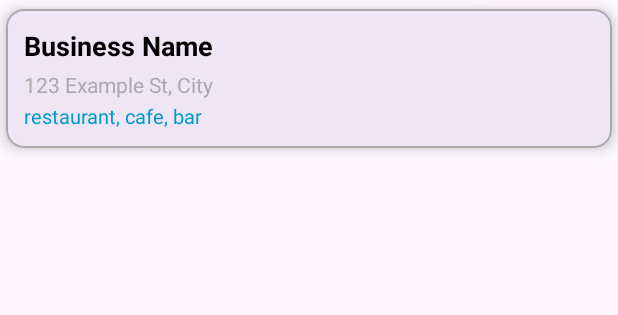
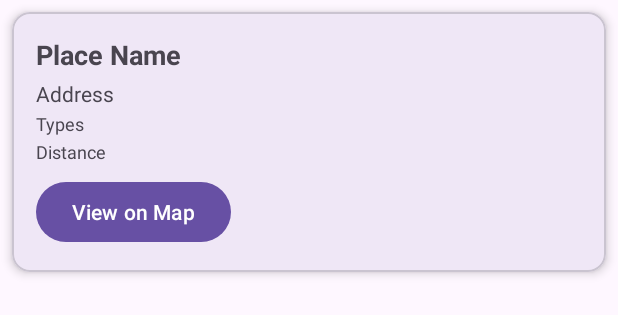
Before and after one commit to ST10394807/CureMyBordem, an Android app: the layout item_place.xml on its own in the app's theme, with its tools: preview values and no code run, on a phone screen of 412 x 824 dp. Shown: the top 315 px of the screen. Run offline under Robolectric (Android 15) with nearby library versions, the phone set to English and light mode, and no system bars.

Commit message:
Upgrading results UI, with nav button

```diff
--- a/app/src/main/res/layout/item_place.xml
+++ b/app/src/main/res/layout/item_place.xml
@@ -3,47 +3,59 @@
     xmlns:app="http://schemas.android.com/apk/res-auto"
     android:layout_width="match_parent"
     android:layout_height="wrap_content"
-    android:layout_marginVertical="6dp"
-    android:layout_marginHorizontal="4dp"
-    android:clickable="true"
-    android:focusable="true"
-    app:cardCornerRadius="12dp"
-    app:cardElevation="6dp"
-    app:strokeColor="@android:color/darker_gray"
-    app:strokeWidth="1dp">
+    android:layout_margin="8dp"
+    app:cardElevation="4dp"
+    app:cardCornerRadius="12dp">
 
     <LinearLayout
         android:layout_width="match_parent"
         android:layout_height="wrap_content"
         android:orientation="vertical"
-        android:padding="12dp">
+        android:padding="16dp">
 
+        <!-- Place Name -->
         <TextView
             android:id="@+id/placeName"
             android:layout_width="match_parent"
             android:layout_height="wrap_content"
-            android:text="Business Name"
-            android:textStyle="bold"
+            android:text="Place Name"
             android:textSize="18sp"
-            android:textColor="@android:color/black" />
+            android:textStyle="bold" />
 
+        <!-- Address -->
         <TextView
             android:id="@+id/placeAddress"
             android:layout_width="match_parent"
             android:layout_height="wrap_content"
-            android:text="123 Example St, City"
+            android:text="Address"
             android:textSize="14sp"
-            android:textColor="@android:color/darker_gray"
             android:paddingTop="4dp" />
 
+        <!-- Types -->
         <TextView
             android:id="@+id/placeTypes"
             android:layout_width="match_parent"
             android:layout_height="wrap_content"
-            android:text="restaurant, cafe, bar"
-            android:textSize="13sp"
-            android:textColor="@android:color/holo_blue_dark"
+            android:text="Types"
+            android:textSize="12sp"
             android:paddingTop="2dp" />
+
+        <!-- Distance -->
+        <TextView
+            android:id="@+id/placeDistance"
+            android:layout_width="match_parent"
+            android:layout_height="wrap_content"
+            android:text="Distance"
+            android:textSize="12sp"
+            android:paddingTop="2dp" />
+
+        <!-- Button -->
+        <Button
+            android:id="@+id/btnOpenMap"
+            android:layout_width="wrap_content"
+            android:layout_height="wrap_content"
+            android:text="View on Map"
+            android:layout_marginTop="8dp" />
+
     </LinearLayout>
-
 </com.google.android.material.card.MaterialCardView>
```
Also changed, not shown: app/src/main/java/com/example/curemybordem/MainActivity.kt (+18 -8 lines), app/src/main/java/com/example/curemybordem/NearbySearchModels.kt (+15 -9 lines), app/src/main/java/com/example/curemybordem/PlacesAdapter.kt (+55 -21 lines), app/src/main/res/layout/activity_main.xml (+54 -18 lines).
